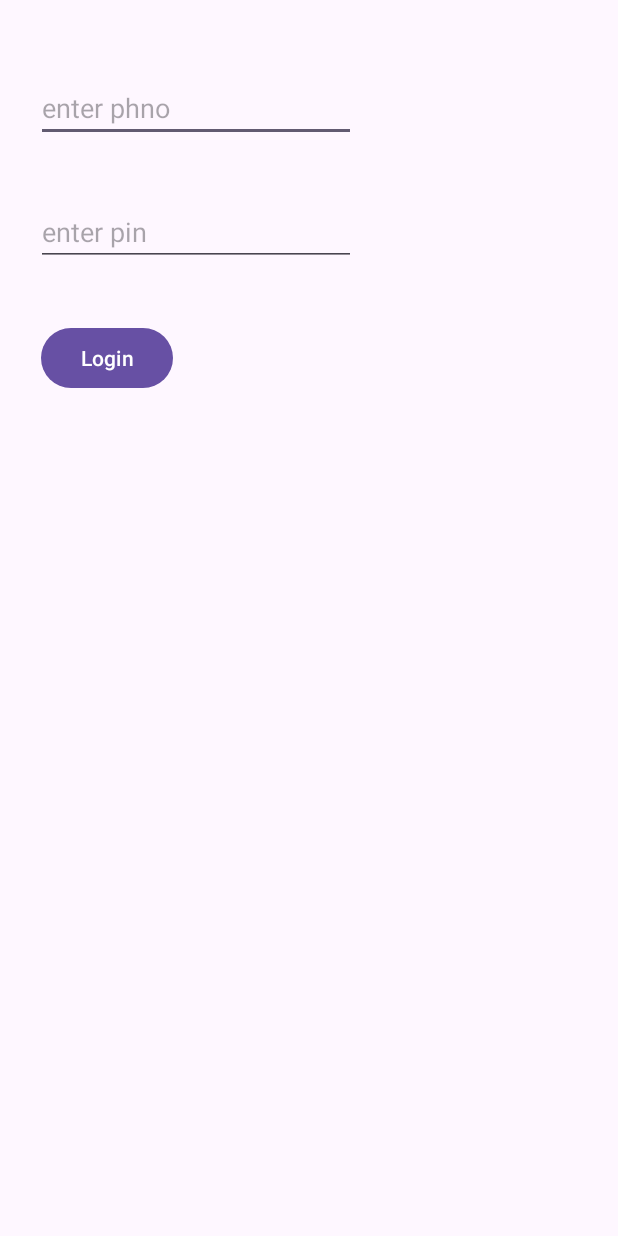
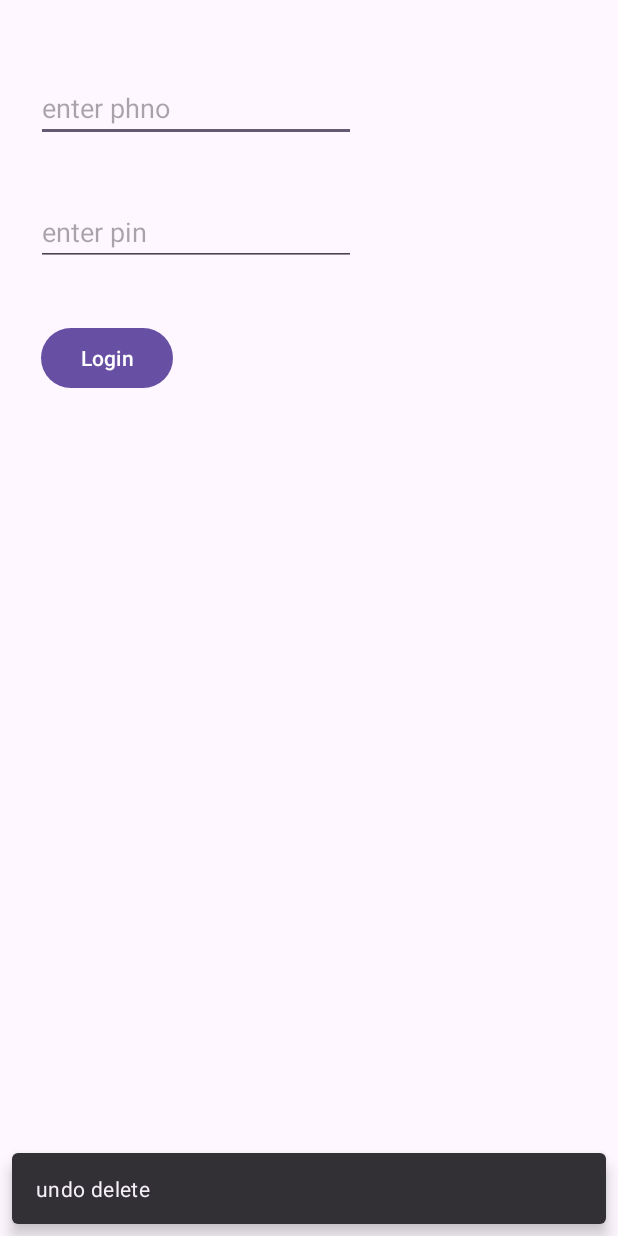
Before and after one commit to abdultanveer/pyplapp, an Android app: the screen it shows after launch (MainActivity), after a tap on "Login", on a phone screen of 412 x 824 dp. Run offline under Robolectric (Android 15) with nearby library versions, the phone set to English and light mode, and no system bars.

Commit message:
snackbar

```diff
--- a/app/src/main/java/com/example/pyplapp/MainActivity.kt
+++ b/app/src/main/java/com/example/pyplapp/MainActivity.kt
@@ -9,6 +9,7 @@ import androidx.appcompat.app.AppCompatActivity
 import androidx.core.view.ViewCompat
 import androidx.core.view.WindowInsetsCompat
 import com.example.pyplapp.kotlinexs.Employee
+import com.google.android.material.snackbar.Snackbar
 
 class MainActivity : AppCompatActivity() {
     lateinit var mainTextView: TextView
@@ -28,5 +29,8 @@ class MainActivity : AppCompatActivity() {
     fun clickHandler(view: View) {
         var phnno = phnoEditText.text.toString()
         mainTextView.setText(phnno)
+        var view:View = findViewById(R.id.main)
+        var snackbar:Snackbar = Snackbar.make(view,"undo delete",Snackbar.LENGTH_SHORT)
+        snackbar.show()
     }
 }
```
